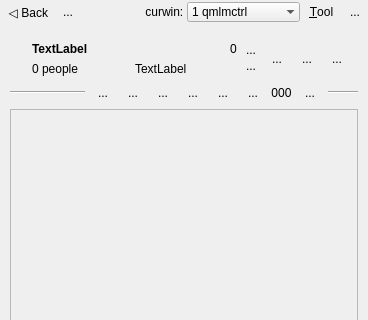
envsh/tox-homeserver, file qofiaui/untitled.ui: the form before one commit; both pictures show x 0 to 368 and y 0 to 320 of the 368 by 599 pixel window.
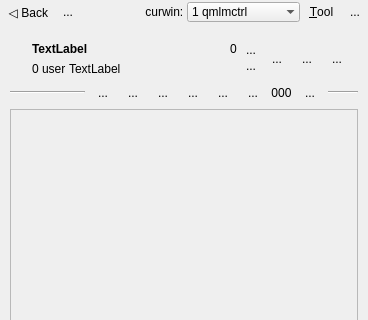
The form after the commit. The open tabs and pages were chosen to show the change. Icons and pictures are not drawn.

```diff
--- a/qofiaui/untitled.ui
+++ b/qofiaui/untitled.ui
@@ -1203,18 +1203,21 @@
              <item>
               <layout class="QHBoxLayout" name="horizontalLayout_4">
                <property name="spacing">
-                <number>0</number>
+                <number>3</number>
                </property>
                <item>
                 <widget class="QLabel" name="label_6">
                  <property name="sizePolicy">
-                  <sizepolicy hsizetype="Expanding" vsizetype="Preferred">
+                  <sizepolicy hsizetype="Preferred" vsizetype="Preferred">
                    <horstretch>0</horstretch>
                    <verstretch>0</verstretch>
                   </sizepolicy>
                  </property>
                  <property name="text">
-                  <string>0 people</string>
+                  <string>0 user</string>
+                 </property>
+                 <property name="margin">
+                  <number>0</number>
                  </property>
                  <property name="textInteractionFlags">
                   <set>Qt::LinksAccessibleByMouse|Qt::TextSelectableByMouse</set>
```
Left out of the diff: 46 changed lines with no effect on the pictures.
